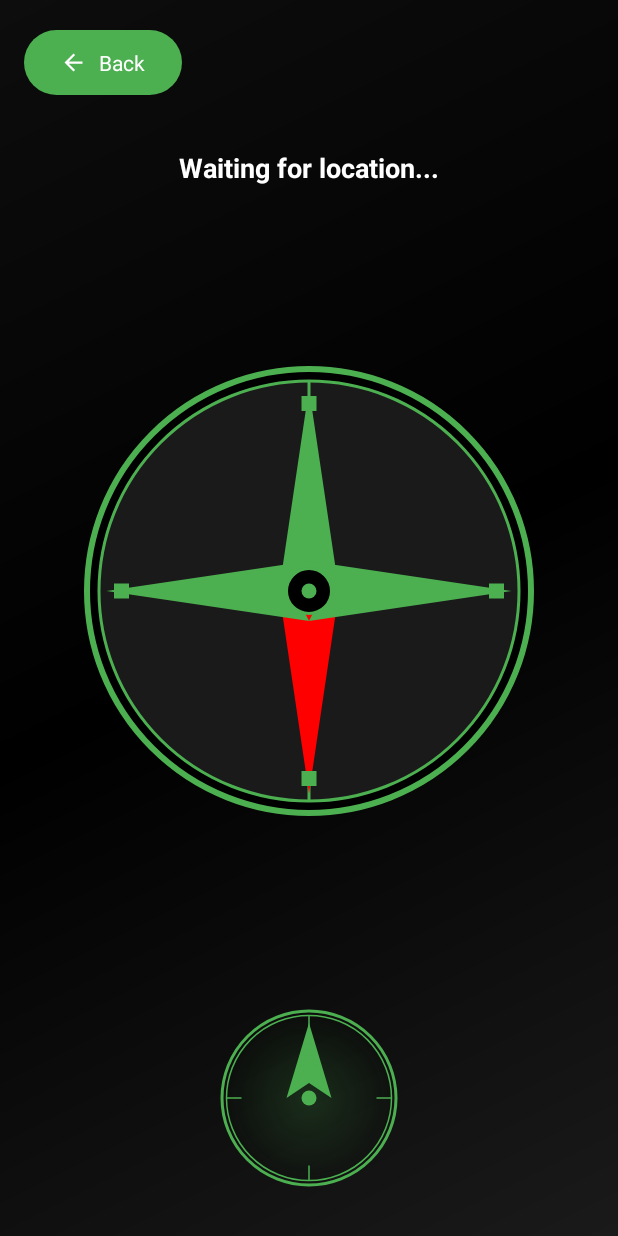
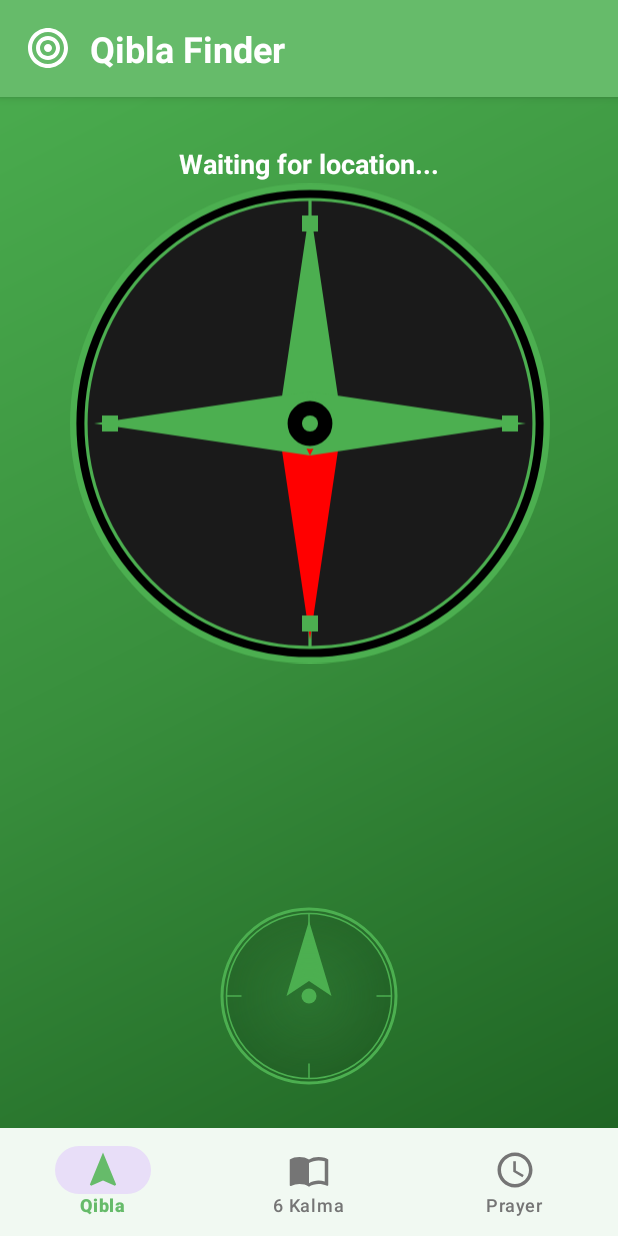
Before and after one commit to visiosoft/sixkalmas, an Android app: the QiblaFinderActivity screen opened directly, with no data from a screen before it, on a phone screen of 412 x 824 dp. Run offline under Robolectric (Android 15) with nearby library versions, the phone set to English and light mode, and no system bars; our stand-ins replace AdMob; 1 statement that could not run was skipped.

Commit message:
changes done

```diff
--- a/app/src/main/java/com/mpo/sixkalmas/MainActivity.kt
+++ b/app/src/main/java/com/mpo/sixkalmas/MainActivity.kt
@@ -108,8 +108,9 @@ class MainActivity : AppCompatActivity(), TextToSpeech.OnInitListener {
         nativeAdContainer = findViewById(R.id.nativeAdContainer)
         bottomNavigation = findViewById(R.id.bottomNavigation)
 
-        // Hide bottom navigation initially
+        // Hide bottom navigation and top banner initially
         bottomNavigation.visibility = View.GONE
+        topBanner.visibility = View.GONE
 
         titleTextView = findViewById(R.id.kalmaTitle)
         arabicTextView = findViewById(R.id.kalmaArabic)
@@ -165,18 +166,6 @@ class MainActivity : AppCompatActivity(), TextToSpeech.OnInitListener {
             )
         )
 
-        // Set up bottom navigation
-        val bottomNavigation = findViewById<BottomNavigationView>(R.id.bottomNavigation)
-        bottomNavigation.setOnItemSelectedListener { menuItem ->
-            when (menuItem.itemId) {
-                R.id.navigation_more -> {
-                    showQiblaFinderBanner()
-                    true
-                }
-                else -> false
-            }
-        }
-
         // Set up click listeners
         welcomeScreen.setOnClickListener {
             welcomeScreen.visibility = View.GONE
@@ -187,6 +176,40 @@ class MainActivity : AppCompatActivity(), TextToSpeech.OnInitListener {
             updateKalmaDisplay()
         }
 
+        // Initialize bottom navigation
+        bottomNavigation = findViewById(R.id.bottomNavigation)
+        bottomNavigation.visibility = View.GONE // Hide initially
+        bottomNavigation.setOnItemSelectedListener { menuItem ->
+            when (menuItem.itemId) {
+                R.id.navigation_qibla -> {
+                    // Show interstitial ad before opening Qibla finder
+                    AdManager.getInstance().showInterstitialAd(this) {
+                        startActivity(Intent(this, QiblaFinderActivity::class.java))
+                    }
+                    false // Don't change selection until ad is shown
+                }
+                R.id.navigation_kalma -> {
+                    // Show ad before staying in Kalma view
+                    AdManager.getInstance().showInterstitialAd(this) {
+                        // No action needed, already in Kalma view
+                    }
+                    false // Don't change selection until ad is shown
+                }
+                R.id.navigation_prayer -> {
+                    // Show ad before showing prayer timings message
+                    AdManager.getInstance().showInterstitialAd(this) {
+                        Toast.makeText(this, "Prayer Timings coming soon!", Toast.LENGTH_SHORT).show()
+                    }
+                    false // Don't change selection until ad is shown
+                }
+                else -> false
+            }
+        }
+
+        // Set Kalma as selected
+        bottomNavigation.selectedItemId = R.id.navigation_kalma
+
+        // Set up click listeners
         previousButton.setOnClickListener {
             if (currentKalmaIndex > 0) {
                 stopSpeaking()
--- a/app/src/main/java/com/mpo/sixkalmas/QiblaFinderActivity.kt
+++ b/app/src/main/java/com/mpo/sixkalmas/QiblaFinderActivity.kt
@@ -13,12 +13,14 @@ import android.location.LocationManager
 import android.os.Bundle
 import android.view.View
 import android.widget.ImageView
+import android.widget.LinearLayout
 import android.widget.TextView
 import android.widget.Toast
 import androidx.appcompat.app.AppCompatActivity
 import androidx.core.app.ActivityCompat
 import androidx.core.content.ContextCompat
 import com.google.android.material.button.MaterialButton
+import com.google.android.material.bottomnavigation.BottomNavigationView
 import kotlin.math.roundToInt
 
 class QiblaFinderActivity : AppCompatActivity(), SensorEventListener, LocationListener {
@@ -29,6 +31,7 @@ class QiblaFinderActivity : AppCompatActivity(), SensorEventListener, LocationLi
     private lateinit var kaabaIcon: ImageView
     private lateinit var sensorManager: SensorManager
     private lateinit var locationManager: LocationManager
+    private lateinit var topBanner: LinearLayout
     private var currentDegree = 0f
     private var qiblaBearing = 0f
     private var currentLocation: Location? = null
@@ -44,6 +47,7 @@ class QiblaFinderActivity : AppCompatActivity(), SensorEventListener, LocationLi
     private var lastLocationUpdateTime = 0L
     private val LOCATION_UPDATE_INTERVAL = 100L // Update location every 100ms
     private val LOCATION_UPDATE_DISTANCE = 0.1f // Update for very small changes
+    private lateinit var bottomNavigation: BottomNavigationView
 
     companion object {
         private const val LOCATION_PERMISSION_REQUEST = 1
@@ -61,7 +65,39 @@ class QiblaFinderActivity : AppCompatActivity(), SensorEventListener, LocationLi
         qiblaArrow = findViewById(R.id.qiblaArrow)
         accuracyIndicator = findViewById(R.id.accuracyIndicator)
         kaabaIcon = findViewById(R.id.kaabaIcon)
-        val backButton = findViewById<MaterialButton>(R.id.backButton)
+        topBanner = findViewById(R.id.topBanner)
+        bottomNavigation = findViewById(R.id.bottomNavigation)
+
+        // Initialize bottom navigation
+        bottomNavigation.setOnItemSelectedListener { menuItem ->
+            when (menuItem.itemId) {
+                R.id.navigation_qibla -> {
+                    // Show ad before staying in Qibla finder
+                    AdManager.getInstance().showInterstitialAd(this) {
+                        // No action needed, already in Qibla finder
+                    }
+                    false // Don't change selection until ad is shown
+                }
+                R.id.navigation_kalma -> {
+                    // Show ad before going back to main activity
+                    AdManager.getInstance().showInterstitialAd(this) {
+                        finish()
+                    }
+                    false // Don't change selection until ad is shown
+                }
+                R.id.navigation_prayer -> {
+                    // Show ad before showing prayer timings message
+                    AdManager.getInstance().showInterstitialAd(this) {
+                        Toast.makeText(this, "Prayer Timings coming soon!", Toast.LENGTH_SHORT).show()
+                    }
+                    false // Don't change selection until ad is shown
+                }
+                else -> false
+            }
+        }
+
+        // Set Qibla as selected
+        bottomNavigation.selectedItemId = R.id.navigation_qibla
 
         // Initialize sensor manager
         sensorManager = getSystemService(Context.SENSOR_SERVICE) as SensorManager
@@ -70,11 +106,6 @@ class QiblaFinderActivity : AppCompatActivity(), SensorEventListener, LocationLi
 
         // Initialize location manager
         locationManager = getSystemService(Context.LOCATION_SERVICE) as LocationManager
-
-        // Set up back button
-        backButton.setOnClickListener {
-            finish()
-        }
 
         // Check and request location permission
         if (checkLocationPermission()) {
--- /dev/null
+++ b/app/src/main/res/color/nav_item_color.xml
@@ -0,0 +1,5 @@
+<?xml version="1.0" encoding="utf-8"?>
+<selector xmlns:android="http://schemas.android.com/apk/res/android">
+    <item android:color="@color/nav_item_selected" android:state_checked="true" />
+    <item android:color="@color/nav_item_unselected" />
+</selector>
--- /dev/null
+++ b/app/src/main/res/drawable/app_logo.xml
@@ -0,0 +1,22 @@
+<?xml version="1.0" encoding="utf-8"?>
+<vector xmlns:android="http://schemas.android.com/apk/res/android"
+    android:width="24dp"
+    android:height="24dp"
+    android:viewportWidth="24"
+    android:viewportHeight="24">
+    <path
+        android:fillColor="#FFFFFF"
+        android:pathData="M12,2C6.48,2 2,6.48 2,12s4.48,10 10,10 10,-4.48 10,-10S17.52,2 12,2zM12,20c-4.41,0 -8,-3.59 -8,-8s3.59,-8 8,-8 8,3.59 8,8 -3.59,8 -8,8zM12,6c-3.31,0 -6,2.69 -6,6s2.69,6 6,6 6,-2.69 6,-6 -2.69,-6 -6,-6zM12,16c-2.21,0 -4,-1.79 -4,-4s1.79,-4 4,-4 4,1.79 4,4 -1.79,4 -4,4zM12,10c-1.1,0 -2,0.9 -2,2s0.9,2 2,2 2,-0.9 2,-2 -0.9,-2 -2,-2z"/>
+    <path
+        android:fillColor="#FFFFFF"
+        android:pathData="M12,0L12,4"/>
+    <path
+        android:fillColor="#FFFFFF"
+        android:pathData="M12,20L12,24"/>
+    <path
+        android:fillColor="#FFFFFF"
+        android:pathData="M0,12L4,12"/>
+    <path
+        android:fillColor="#FFFFFF"
+        android:pathData="M20,12L24,12"/>
+</vector>
--- /dev/null
+++ b/app/src/main/res/drawable/bottom_nav_item_background.xml
@@ -0,0 +1,9 @@
+<?xml version="1.0" encoding="utf-8"?>
+<ripple xmlns:android="http://schemas.android.com/apk/res/android"
+    android:color="@color/ripple_color">
+    <item>
+        <shape android:shape="oval">
+            <solid android:color="@android:color/transparent" />
+        </shape>
+    </item>
+</ripple>
--- /dev/null
+++ b/app/src/main/res/drawable/compass.xml
@@ -0,0 +1,22 @@
+<?xml version="1.0" encoding="utf-8"?>
+<vector xmlns:android="http://schemas.android.com/apk/res/android"
+    android:width="24dp"
+    android:height="24dp"
+    android:viewportWidth="24"
+    android:viewportHeight="24">
+    <path
+        android:fillColor="#FFFFFF"
+        android:pathData="M12,2C6.48,2 2,6.48 2,12s4.48,10 10,10 10,-4.48 10,-10S17.52,2 12,2zM12,20c-4.41,0 -8,-3.59 -8,-8s3.59,-8 8,-8 8,3.59 8,8 -3.59,8 -8,8zM12,6c-3.31,0 -6,2.69 -6,6s2.69,6 6,6 6,-2.69 6,-6 -2.69,-6 -6,-6zM12,16c-2.21,0 -4,-1.79 -4,-4s1.79,-4 4,-4 4,1.79 4,4 -1.79,4 -4,4zM12,10c-1.1,0 -2,0.9 -2,2s0.9,2 2,2 2,-0.9 2,-2 -0.9,-2 -2,-2z"/>
+    <path
+        android:fillColor="#FFFFFF"
+        android:pathData="M12,0L12,4"/>
+    <path
+        android:fillColor="#FFFFFF"
+        android:pathData="M12,20L12,24"/>
+    <path
+        android:fillColor="#FFFFFF"
+        android:pathData="M0,12L4,12"/>
+    <path
+        android:fillColor="#FFFFFF"
+        android:pathData="M20,12L24,12"/>
+</vector>
--- /dev/null
+++ b/app/src/main/res/drawable/ic_kalma.xml
@@ -0,0 +1,10 @@
+<?xml version="1.0" encoding="utf-8"?>
+<vector xmlns:android="http://schemas.android.com/apk/res/android"
+    android:width="24dp"
+    android:height="24dp"
+    android:viewportWidth="24"
+    android:viewportHeight="24">
+    <path
+        android:fillColor="#FF000000"
+        android:pathData="M21,5c-1.11,-0.35 -2.33,-0.5 -3.5,-0.5c-1.95,0 -4.05,0.4 -5.5,1.5c-1.45,-1.1 -3.55,-1.5 -5.5,-1.5S2.45,4.9 1,6v14.65c0,0.25 0.25,0.5 0.5,0.5c0.1,0 0.15,-0.05 0.25,-0.05C3.1,20.45 5.05,20 6.5,20c1.95,0 4.05,0.4 5.5,1.5c1.35,-0.85 3.8,-1.5 5.5,-1.5c1.65,0 3.35,0.3 4.75,1.05c0.1,0.05 0.15,0.05 0.25,0.05c0.25,0 0.5,-0.25 0.5,-0.5V6C22.4,5.55 21.75,5.25 21,5zM21,18.5c-1.1,-0.35 -2.3,-0.5 -3.5,-0.5c-1.7,0 -4.15,0.65 -5.5,1.5V8c1.35,-0.85 3.8,-1.5 5.5,-1.5c1.2,0 2.4,0.15 3.5,0.5V18.5z"/>
+</vector>
--- /dev/null
+++ b/app/src/main/res/drawable/ic_prayer.xml
@@ -0,0 +1,13 @@
+<?xml version="1.0" encoding="utf-8"?>
+<vector xmlns:android="http://schemas.android.com/apk/res/android"
+    android:width="24dp"
+    android:height="24dp"
+    android:viewportWidth="24"
+    android:viewportHeight="24">
+    <path
+        android:fillColor="#FF000000"
+        android:pathData="M11.99,2C6.47,2 2,6.48 2,12s4.47,10 9.99,10C17.52,22 22,17.52 22,12S17.52,2 11.99,2zM12,20c-4.42,0 -8,-3.58 -8,-8s3.58,-8 8,-8 8,3.58 8,8 -3.58,8 -8,8z"/>
+    <path
+        android:fillColor="#FF000000"
+        android:pathData="M12.5,7H11v6l5.25,3.15 0.75,-1.23 -4.5,-2.67z"/>
+</vector>
--- /dev/null
+++ b/app/src/main/res/drawable/ic_qibla.xml
@@ -0,0 +1,10 @@
+<?xml version="1.0" encoding="utf-8"?>
+<vector xmlns:android="http://schemas.android.com/apk/res/android"
+    android:width="24dp"
+    android:height="24dp"
+    android:viewportWidth="24"
+    android:viewportHeight="24">
+    <path
+        android:fillColor="#FF000000"
+        android:pathData="M12,2L4.5,20.29l0.71,0.71L12,18l6.79,3 0.71,-0.71z"/>
+</vector>
--- /dev/null
+++ b/app/src/main/res/drawable/qibla_background_gradient.xml
@@ -0,0 +1,9 @@
+<?xml version="1.0" encoding="utf-8"?>
+<shape xmlns:android="http://schemas.android.com/apk/res/android">
+    <gradient
+        android:type="linear"
+        android:angle="135"
+        android:startColor="#1B5E20"
+        android:centerColor="#388E3C"
+        android:endColor="#4CAF50" />
+</shape>
--- a/app/src/main/res/layout/activity_main.xml
+++ b/app/src/main/res/layout/activity_main.xml
@@ -324,15 +324,14 @@
     <com.google.android.material.bottomnavigation.BottomNavigationView
         android:id="@+id/bottomNavigation"
         android:layout_width="match_parent"
-        android:layout_height="48dp"
+        android:layout_height="72dp"
         android:layout_gravity="bottom"
-        android:background="@drawable/top_banner_gradient"
-        app:itemIconTint="@android:color/white"
-        app:itemTextColor="@android:color/white"
-        app:itemTextAppearanceActive="@style/MoreButtonText"
-        app:itemTextAppearanceInactive="@style/MoreButtonText"
-        app:itemRippleColor="#33FFFFFF"
-        app:itemBackground="@drawable/more_button_background"
+        android:background="?attr/colorSurface"
+        app:itemIconSize="28dp"
+        app:itemIconTint="@color/nav_item_color"
+        app:itemTextColor="@color/nav_item_color"
+        app:itemRippleColor="@color/ripple_color"
+        app:itemBackground="@drawable/bottom_nav_item_background"
         app:labelVisibilityMode="labeled"
         app:menu="@menu/bottom_nav_menu" />
 
--- a/app/src/main/res/layout/activity_qibla_finder.xml
+++ b/app/src/main/res/layout/activity_qibla_finder.xml
@@ -3,20 +3,34 @@
     xmlns:app="http://schemas.android.com/apk/res-auto"
     android:layout_width="match_parent"
     android:layout_height="match_parent"
-    android:background="@drawable/qibla_background">
+    android:background="@drawable/qibla_background_gradient">
 
-    <com.google.android.material.button.MaterialButton
-        android:id="@+id/backButton"
-        android:layout_width="wrap_content"
+    <LinearLayout
+        android:id="@+id/topBanner"
+        android:layout_width="match_parent"
         android:layout_height="wrap_content"
-        android:layout_margin="16dp"
-        android:text="Back"
-        android:textColor="#FFFFFF"
-        app:icon="@drawable/ic_back"
-        app:iconTint="#FFFFFF"
-        app:backgroundTint="#4CAF50"
-        app:layout_constraintStart_toStartOf="parent"
-        app:layout_constraintTop_toTopOf="parent" />
+        android:background="@color/primary"
+        android:elevation="4dp"
+        android:orientation="horizontal"
+        android:padding="16dp"
+        app:layout_constraintTop_toTopOf="parent">
+
+        <ImageView
+            android:layout_width="32dp"
+            android:layout_height="32dp"
+            android:src="@drawable/app_logo"
+            android:tint="@color/white" />
+
+        <TextView
+            android:layout_width="wrap_content"
+            android:layout_height="wrap_content"
+            android:layout_marginStart="12dp"
+            android:text="Qibla Finder"
+            android:textColor="@color/white"
+            android:textSize="24sp"
+            android:textStyle="bold" />
+
+    </LinearLayout>
 
     <TextView
         android:id="@+id/directionText"
@@ -29,24 +43,25 @@
         android:textColor="#FFFFFF"
         app:layout_constraintEnd_toEndOf="parent"
         app:layout_constraintStart_toStartOf="parent"
-        app:layout_constraintTop_toBottomOf="@id/backButton" />
+        app:layout_constraintTop_toBottomOf="@id/topBanner" />
 
     <ImageView
         android:id="@+id/compassImage"
-        android:layout_width="300dp"
-        android:layout_height="300dp"
+        android:layout_width="320dp"
+        android:layout_height="322dp"
         android:src="@drawable/compass_rose"
         app:layout_constraintBottom_toBottomOf="parent"
         app:layout_constraintEnd_toEndOf="parent"
+        app:layout_constraintHorizontal_bias="0.504"
         app:layout_constraintStart_toStartOf="parent"
         app:layout_constraintTop_toBottomOf="@id/directionText"
-        app:layout_constraintVertical_bias="0.3" />
+        app:layout_constraintVertical_bias="0.0" />
 
     <FrameLayout
         android:id="@+id/qiblaIndicatorContainer"
         android:layout_width="120dp"
         android:layout_height="120dp"
-        android:layout_marginBottom="32dp"
+        android:layout_marginBottom="100dp"
         app:layout_constraintBottom_toBottomOf="parent"
         app:layout_constraintEnd_toEndOf="parent"
         app:layout_constraintStart_toStartOf="parent">
@@ -71,9 +86,26 @@
         android:layout_height="48dp"
         android:src="@drawable/kaaba_icon"
         android:visibility="gone"
-        android:layout_marginBottom="32dp"
+        android:layout_marginBottom="100dp"
         app:layout_constraintBottom_toBottomOf="parent"
         app:layout_constraintEnd_toEndOf="parent"
         app:layout_constraintStart_toStartOf="parent" />
 
+    <!-- Bottom Navigation -->
+    <com.google.android.material.bottomnavigation.BottomNavigationView
+        android:id="@+id/bottomNavigation"
+        android:layout_width="match_parent"
+        android:layout_height="72dp"
+        android:background="?attr/colorSurface"
+        app:itemIconSize="28dp"
+        app:itemIconTint="@color/nav_item_color"
+        app:itemTextColor="@color/nav_item_color"
+        app:itemRippleColor="@color/ripple_color"
+        app:itemBackground="@drawable/bottom_nav_item_background"
+        app:labelVisibilityMode="labeled"
+        app:menu="@menu/bottom_nav_menu"
+        app:layout_constraintBottom_toBottomOf="parent"
+        app:layout_constraintStart_toStartOf="parent"
+        app:layout_constraintEnd_toEndOf="parent" />
+
 </androidx.constraintlayout.widget.ConstraintLayout>
--- a/app/src/main/res/menu/bottom_nav_menu.xml
+++ b/app/src/main/res/menu/bottom_nav_menu.xml
@@ -1,7 +1,17 @@
 <?xml version="1.0" encoding="utf-8"?>
 <menu xmlns:android="http://schemas.android.com/apk/res/android">
     <item
-        android:id="@+id/navigation_more"
-        android:title="More"
-        android:icon="@null" />
+        android:id="@+id/navigation_qibla"
+        android:title="Qibla"
+        android:icon="@drawable/ic_qibla" />
+
+    <item
+        android:id="@+id/navigation_kalma"
+        android:title="6 Kalma"
+        android:icon="@drawable/ic_kalma" />
+
+    <item
+        android:id="@+id/navigation_prayer"
+        android:title="Prayer"
+        android:icon="@drawable/ic_prayer" />
 </menu>
--- /dev/null
+++ b/app/src/main/res/values-night/colors.xml
@@ -0,0 +1,6 @@
+<?xml version="1.0" encoding="utf-8"?>
+<resources>
+    <color name="primary">#1B5E20</color>
+    <color name="primary_dark">#0D3311</color>
+    <color name="ripple_color">#33FFFFFF</color>
+</resources>
--- a/app/src/main/res/values/colors.xml
+++ b/app/src/main/res/values/colors.xml
@@ -1,12 +1,16 @@
 <?xml version="1.0" encoding="utf-8"?>
 <resources>
     <!-- Islamic theme colors -->
-    <color name="primary">#1B5E20</color>         <!-- Dark Green -->
-    <color name="primary_dark">#0D3311</color>    <!-- Darker Green -->
-    <color name="primary_light">#388E3C</color>   <!-- Light Green -->
+    <color name="primary">#66BB6A</color>         <!-- Bright Green -->
+    <color name="primary_dark">#43A047</color>    <!-- Medium Green -->
+    <color name="primary_light">#81C784</color>   <!-- Light Green -->
     <color name="secondary">#D4AF37</color>       <!-- Gold -->
     <color name="secondary_dark">#B8860B</color>  <!-- Dark Gold -->
     <color name="secondary_light">#FFD700</color> <!-- Light Gold -->
+
+    <!-- Navigation colors -->
+    <color name="nav_item_selected">#66BB6A</color>
+    <color name="nav_item_unselected">#757575</color>
 
     <!-- Text colors -->
     <color name="text_primary">#212121</color>
@@ -33,4 +37,7 @@
     <color name="pattern_background">#F5F5F5</color>
 
     <color name="ic_launcher_background">#FFFFFF</color>
+
+    <!-- New ripple color -->
+    <color name="ripple_color">#1A4CAF50</color>
 </resources>
```
